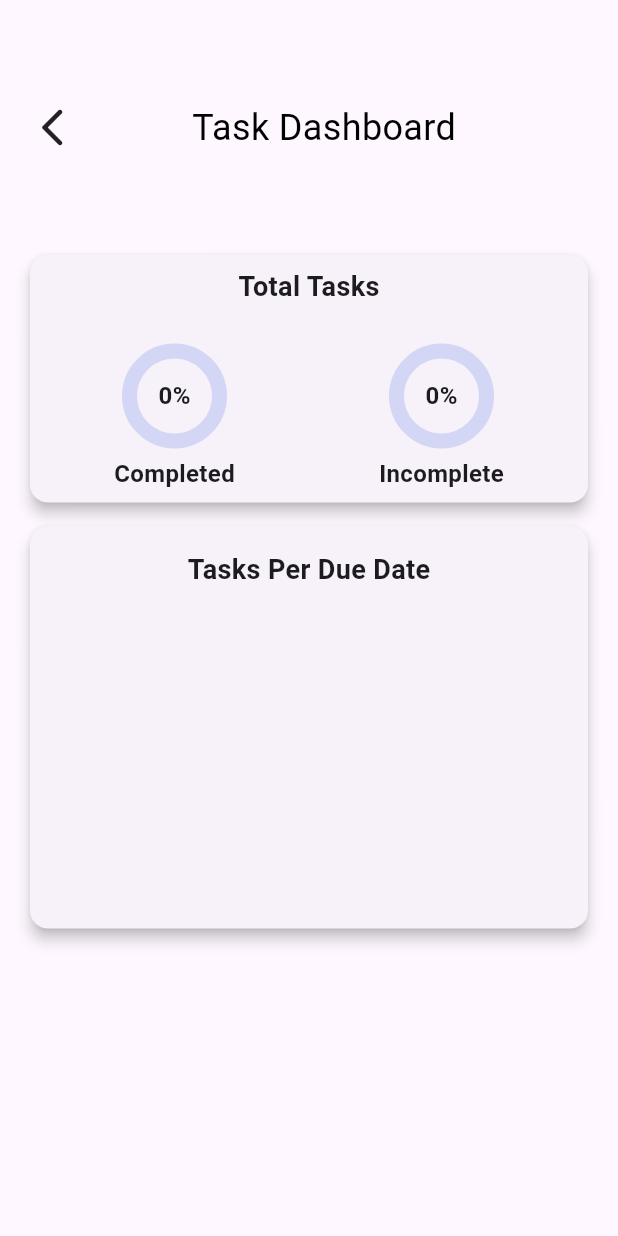
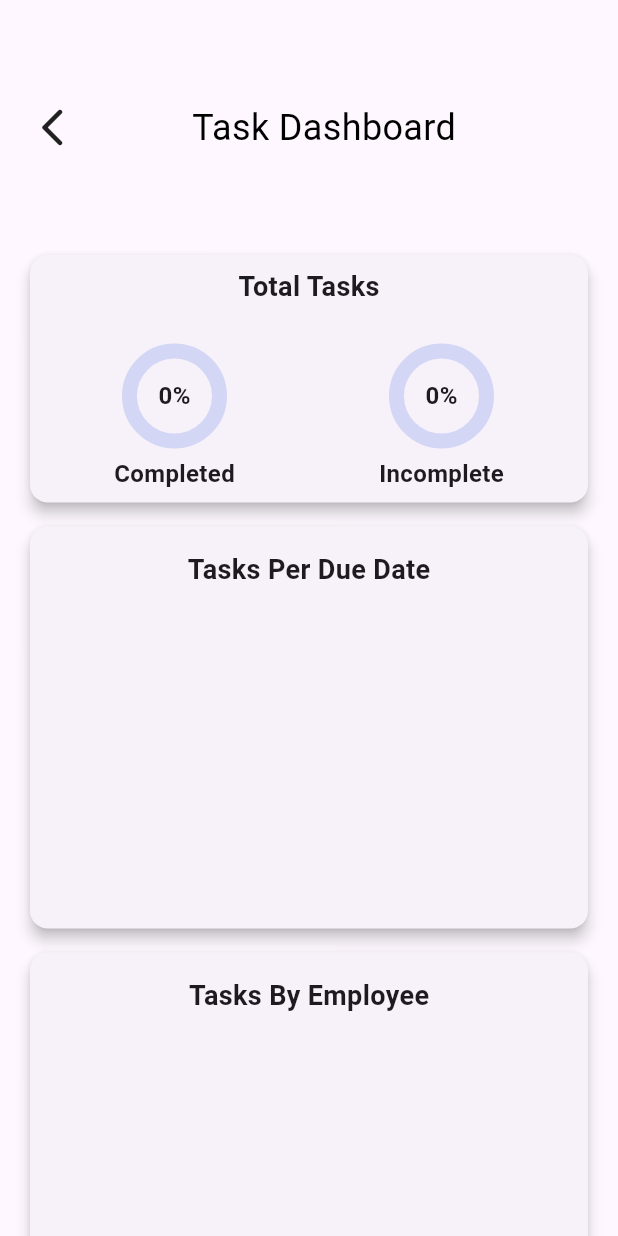
Before and after one commit to miku120424/pertracker-dev, a Flutter app: the TaskDashboard screen opened directly, on a phone screen of 412 x 824 dp. Run offline on Flutter 3.47's test engine with Material 3 defaults, Android fonts, the phone set to English and light mode, and no system bars; our stand-ins replace flutter_form_builder, flutter_slider_drawer, hive, hive_flutter, lottie; missing offline and left inert: ftoast, panara_dialogs; accounts and stored records are empty.

Commit message:
commit -n2

```diff
--- a/lib/view/home/dashboard.dart
+++ b/lib/view/home/dashboard.dart
@@ -27,14 +27,21 @@ class _TaskDashboardState extends State<TaskDashboard> {
           final completedTasks = tasks.where((task) => task.isCompleted).length;
           final incompleteTasks = tasks.length - completedTasks;
 
-          // Group tasks by date
           final tasksPerDate = <String, int>{};
           for (var task in tasks) {
             final dateKey = DateFormat.yMd().format(task.createdAtDate);
             tasksPerDate[dateKey] = (tasksPerDate[dateKey] ?? 0) + 1;
           }
 
-          return Padding(
+          final tasksPerEmployee = <String, int>{};
+          for (var task in tasks) {
+            final employeeName = task.userId;
+            tasksPerEmployee[employeeName] =
+                (tasksPerEmployee[employeeName] ?? 0) + 1;
+          }
+
+          return SingleChildScrollView(
+            child: Padding(
               padding: const EdgeInsets.all(16.0),
               child: Column(
                 crossAxisAlignment: CrossAxisAlignment.start,
@@ -92,6 +99,8 @@ class _TaskDashboardState extends State<TaskDashboard> {
                           SizedBox(
                             height: 200,
                             child: ListView.builder(
+                              shrinkWrap: true,
+                              physics: const NeverScrollableScrollPhysics(),
                               itemCount: tasksPerDate.length,
                               itemBuilder: (context, index) {
                                 final date = tasksPerDate.keys.elementAt(index);
@@ -107,7 +116,48 @@ class _TaskDashboardState extends State<TaskDashboard> {
                       ),
                     ),
                   ),
+                  const SizedBox(height: 8),
+                  Card(
+                    elevation: 4,
+                    child: Padding(
+                      padding: const EdgeInsets.all(16.0),
+                      child: Column(
+                        crossAxisAlignment: CrossAxisAlignment.start,
+                        children: [
+                          const Row(
+                            mainAxisAlignment: MainAxisAlignment.center,
+                            children: [
+                              Text(
+                                'Tasks By Employee',
+                                style: TextStyle(
+                                    fontSize: 18, fontWeight: FontWeight.bold),
+                              ),
                             ],
+                          ),
+                          const SizedBox(height: 10),
+                          SizedBox(
+                            height: 200,
+                            child: ListView.builder(
+                              shrinkWrap: true,
+                              physics: const NeverScrollableScrollPhysics(),
+                              itemCount: tasksPerEmployee.length,
+                              itemBuilder: (context, index) {
+                                final employee =
+                                    tasksPerEmployee.keys.elementAt(index);
+                                final count = tasksPerEmployee[employee]!;
+                                return ListTile(
+                                  title: Text(employee),
+                                  trailing: Text('$count tasks'),
+                                );
+                              },
+                            ),
+                          ),
+                        ],
+                      ),
+                    ),
+                  ),
+                ],
+              ),
             ),
           );
         },
```
Also changed, not shown: lib/view/home/home_view.dart (+9 -6 lines), lib/view/home/registration.dart (+8 -11 lines). Lines whose indentation alone changed are shown as unchanged.
